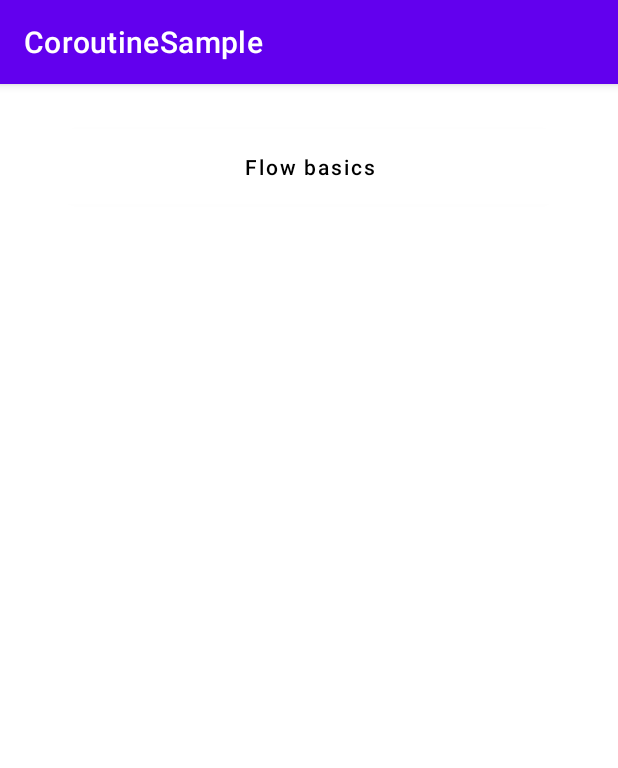
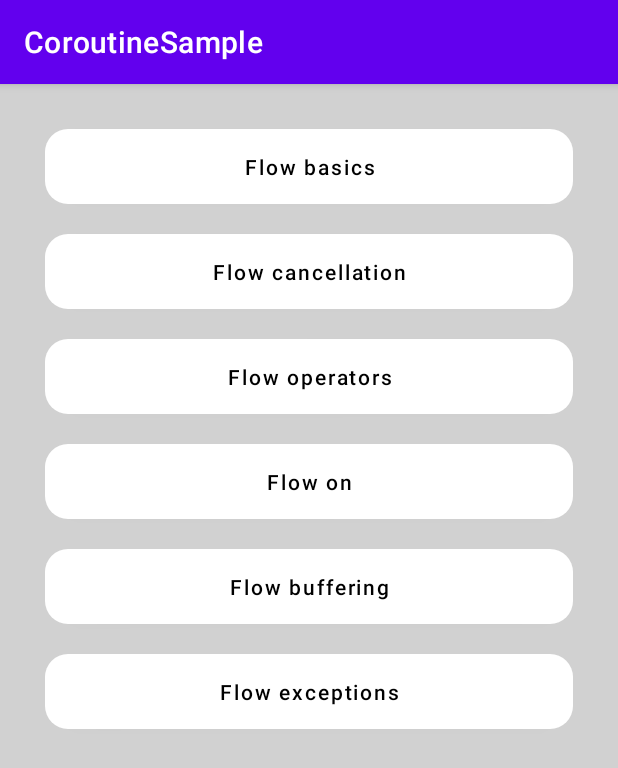
Before and after one commit to shruddms/CoroutineSample, an Android app: the FlowTestActivity screen opened directly, with no data from a screen before it, on a phone screen of 412 x 824 dp. Shown: the top 768 px of the screen. Run offline under Robolectric (Android 15) with nearby library versions, the phone set to English and light mode, and no system bars; our stand-ins replace Timber.

Commit message:
Feat : Update flow example

```diff
--- a/app/src/main/res/layout/activity_channel_test.xml
+++ b/app/src/main/res/layout/activity_channel_test.xml
@@ -4,7 +4,8 @@
     xmlns:tools="http://schemas.android.com/tools"
     android:layout_width="match_parent"
     android:layout_height="match_parent"
-    tools:context=".channel.ChannelTestActivity">
+    tools:context=".channel.ChannelTestActivity"
+    android:background="@color/gray">
 
     <LinearLayout
         android:layout_width="match_parent"
--- a/app/src/main/res/layout/activity_flow_test.xml
+++ b/app/src/main/res/layout/activity_flow_test.xml
@@ -4,23 +4,79 @@
     xmlns:tools="http://schemas.android.com/tools"
     android:layout_width="match_parent"
     android:layout_height="match_parent"
+    android:background="@color/gray"
     tools:context=".flow.FlowTestActivity">
 
     <LinearLayout
         android:layout_width="match_parent"
         android:layout_height="match_parent"
-        android:orientation="vertical"
-        android:layout_margin="20dp">
+        android:layout_margin="20dp"
+        android:orientation="vertical">
 
         <Button
             android:id="@+id/btn_flow_basic"
-        android:text="@string/flow_basic"
             android:layout_width="match_parent"
             android:layout_height="50dp"
             android:layout_margin="10dp"
+            android:background="@drawable/btn_white"
+            android:text="@string/flow_basic"
+            android:textAllCaps="false"
             android:textColor="@color/black"
+            app:backgroundTint="@null" />
+
+        <Button
+            android:id="@+id/btn_flow_cancellation"
+            android:layout_width="match_parent"
+            android:layout_height="50dp"
+            android:layout_margin="10dp"
+            android:background="@drawable/btn_white"
+            android:text="@string/flow_cancellation"
             android:textAllCaps="false"
-        app:backgroundTint="@null"
-        android:background="@drawable/btn_white"/>
+            android:textColor="@color/black"
+            app:backgroundTint="@null" />
+
+        <Button
+            android:id="@+id/btn_flow_operators"
+            android:layout_width="match_parent"
+            android:layout_height="50dp"
+            android:layout_margin="10dp"
+            android:background="@drawable/btn_white"
+            android:text="@string/flow_operators"
+            android:textAllCaps="false"
+            android:textColor="@color/black"
+            app:backgroundTint="@null" />
+
+        <Button
+            android:id="@+id/btn_flow_on"
+            android:layout_width="match_parent"
+            android:layout_height="50dp"
+            android:layout_margin="10dp"
+            android:background="@drawable/btn_white"
+            android:text="@string/flow_on"
+            android:textAllCaps="false"
+            android:textColor="@color/black"
+            app:backgroundTint="@null" />
+
+        <Button
+            android:id="@+id/btn_flow_buffering"
+            android:layout_width="match_parent"
+            android:layout_height="50dp"
+            android:layout_margin="10dp"
+            android:background="@drawable/btn_white"
+            android:text="@string/flow_buffering"
+            android:textAllCaps="false"
+            android:textColor="@color/black"
+            app:backgroundTint="@null" />
+
+        <Button
+            android:id="@+id/btn_flow_exceptions"
+            android:layout_width="match_parent"
+            android:layout_height="50dp"
+            android:layout_margin="10dp"
+            android:background="@drawable/btn_white"
+            android:text="@string/flow_exceptions"
+            android:textAllCaps="false"
+            android:textColor="@color/black"
+            app:backgroundTint="@null" />
     </LinearLayout>
 </androidx.core.widget.NestedScrollView>
--- a/app/src/main/res/values/strings.xml
+++ b/app/src/main/res/values/strings.xml
@@ -27,5 +27,9 @@
 
     <string name="flow_test">Flow Test</string>
     <string name="flow_basic">Flow basics</string>
-
+    <string name="flow_cancellation">Flow cancellation</string>
+    <string name="flow_operators">Flow operators</string>
+    <string name="flow_on">Flow on</string>
+    <string name="flow_buffering">Flow buffering</string>
+    <string name="flow_exceptions">Flow exceptions</string>
 </resources>
```
Also changed, not shown: app/src/main/java/com/kyungeun/coroutinesample/flow/FlowTestActivity.kt (+72 -0 lines). Lines whose indentation alone changed are shown as unchanged.
